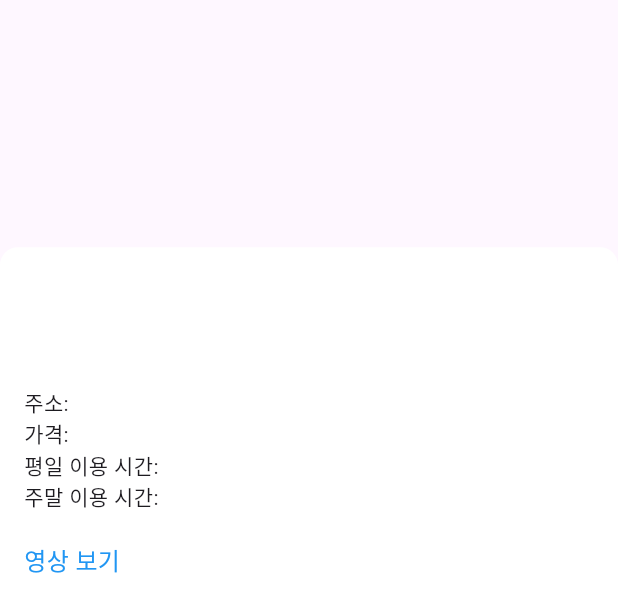
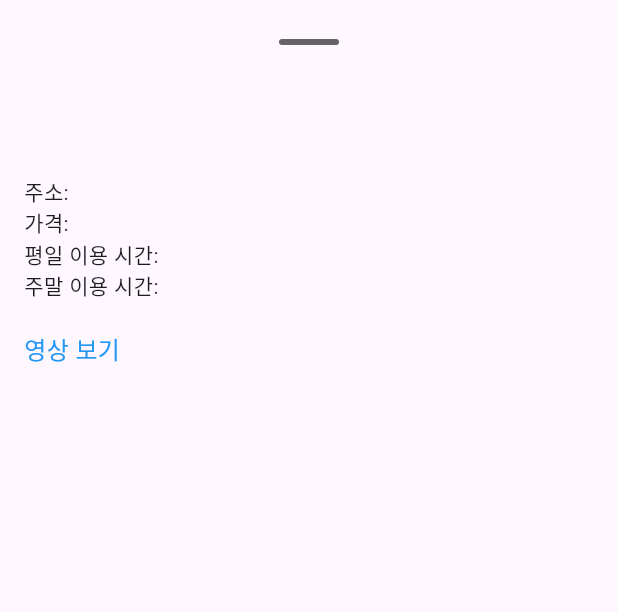
Before and after one commit to winwinInfo/Clopen, a Flutter app: the BottomSheetContent widget shown alone on an empty page, opened directly with empty values, on a phone screen of 412 x 824 dp. Shown: the top 612 px of the screen. Run offline on Flutter 3.47's test engine with Material 3 defaults, Android fonts, the phone set to English and light mode, and no system bars; our stand-ins replace geolocator, google_maps_flutter.

Commit message:
바텀 시트 스크롤바 부분 수정
바텀 시트 스크롤바 부분 수정

```diff
--- a/cagong_googlemap/lib/screens/map_screen.dart
+++ b/cagong_googlemap/lib/screens/map_screen.dart
@@ -98,13 +98,11 @@ class _MapScreenState extends State<MapScreen> {
           hoursWeekday: cafe.hoursWeekday.toString(),
           hoursWeekend: cafe.hoursWeekend.toString(),
           videoUrl: cafe.videoUrl,
-          seatingInfo: cafe.seatingTypes
-              .map((seating) => {
+          seatingInfo: cafe.seatingTypes.map((seating) => {
                     'type': seating.type,
                     'count': seating.count,
                     'power': seating.powerCount,
-                  })
-              .toList(),
+                  }).toList(),
         );
       },
     );
--- a/cagong_googlemap/lib/widgets/bottom_sheet.dart
+++ b/cagong_googlemap/lib/widgets/bottom_sheet.dart
@@ -24,22 +24,37 @@ class BottomSheetContent extends StatelessWidget {
   @override
   Widget build(BuildContext context) {
     return DraggableScrollableSheet(
-      initialChildSize: 0.80, // 바텀 시트의 초기 크기
-      maxChildSize: 0.8,      // 바텀 시트가 확장될 수 있는 최대 크기
+      initialChildSize: 1.0, // 바텀 시트의 초기 크기
+      maxChildSize: 1.0,      // 바텀 시트가 확장될 수 있는 최대 크기
       minChildSize: 0.1,      // 바텀 시트가 최소한으로 보여지는 크기
       expand: true,
       builder: (context, scrollController) {
         return Container(
           padding: EdgeInsets.all(16.0),
           decoration: BoxDecoration(
-            color: Colors.white,
-            borderRadius: BorderRadius.only(
-              topLeft: Radius.circular(12),
-              topRight: Radius.circular(12),
+            color: Theme.of(context).canvasColor,
+            borderRadius: const BorderRadius.only(
+              topLeft: Radius.circular(25),
+              topRight: Radius.circular(25),
             ),
           ),
-          child: SingleChildScrollView(
+          child: CustomScrollView(
             controller: scrollController,
+            slivers: [
+              SliverToBoxAdapter(
+                child: Center(
+                  child: Container(
+                    height: 4, // 수정된 위치
+                    width: 40,
+                    decoration: BoxDecoration(
+                      color: Theme.of(context).hintColor,
+                      borderRadius: const BorderRadius.all(Radius.circular(10)),
+                    ),
+                    margin: const EdgeInsets.symmetric(vertical: 10), // 수정된 메서드 이름
+                  ),
+                ),
+              ),
+              SliverToBoxAdapter( // child를 SliverToBoxAdapter로 감싸서 사용
                 child: Column(
                   crossAxisAlignment: CrossAxisAlignment.start,
                   children: [
@@ -77,6 +92,8 @@ class BottomSheetContent extends StatelessWidget {
                   ],
                 ),
               ),
+            ],
+          ),
         );
       },
     );
```
Also changed, not shown: cagong_googlemap/pubspec.lock. Lines whose indentation alone changed are shown as unchanged.
